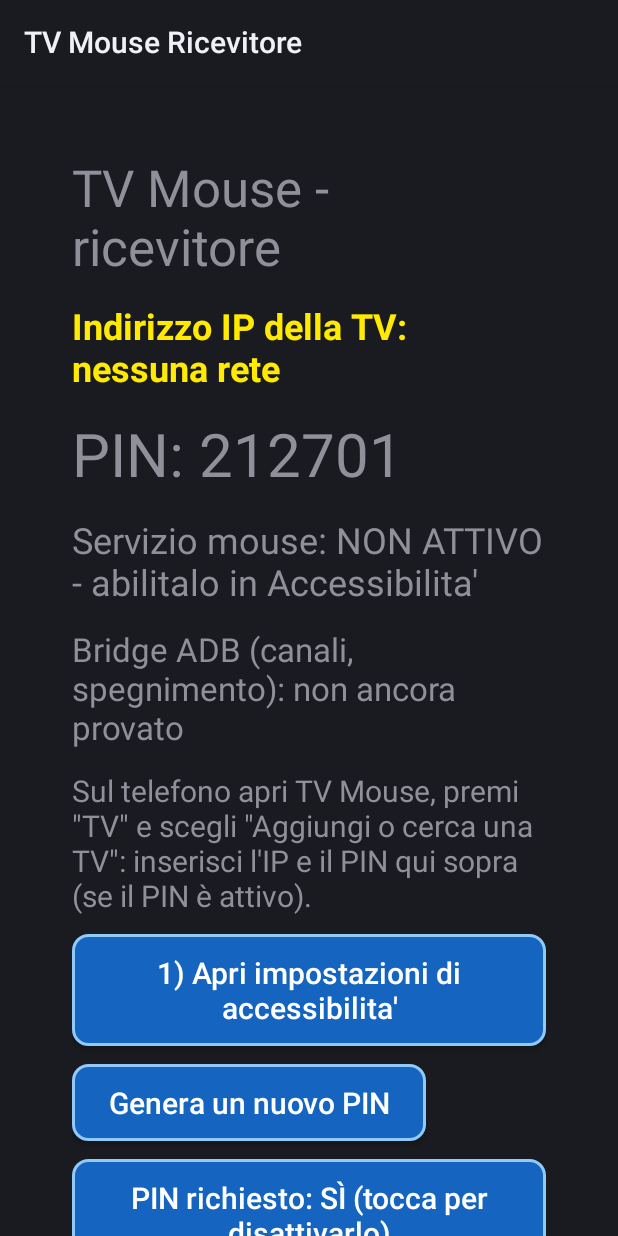
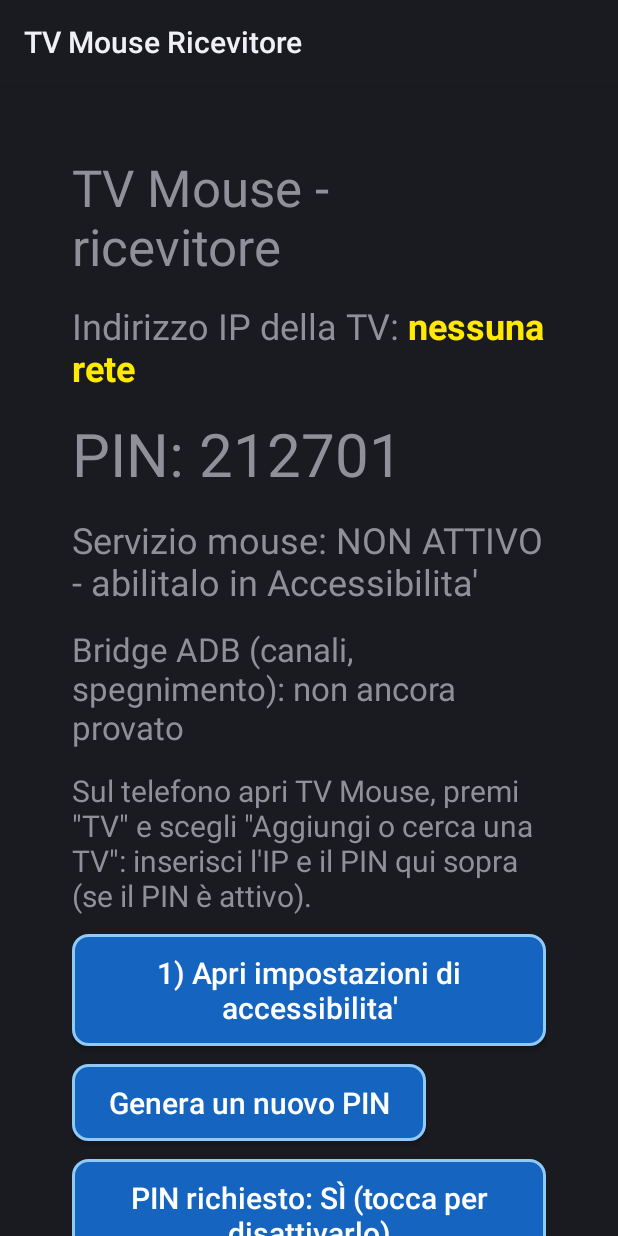
Before and after one commit to Burgmanexecutive/Tv-mouse-control, an Android app: the screen it shows after launch (MainActivity), on a phone screen of 412 x 824 dp. Run offline under Robolectric (Android 15) with nearby library versions, the phone set to English and light mode, and no system bars.

Commit message:
TV: etichetta IP bianca, solo i numeri in giallo
Co-Authored-By: Claude Sonnet 5.5 <noreply@anthropic.com>
Claude-Session: https://claude.ai/code/session_01RTs7yda1daAdeK9pL5u7gj

```diff
--- a/tv/src/main/java/app/tvmouse/tv/MainActivity.java
+++ b/tv/src/main/java/app/tvmouse/tv/MainActivity.java
@@ -52,8 +52,6 @@ public final class MainActivity extends Activity {
 
         root.addView(text("TV Mouse - ricevitore", 34));
         ipView = text("", 24);
-        ipView.setTextColor(Color.parseColor("#FFEA00")); // giallo acceso: l'IP si legge bene da lontano
-        ipView.setTypeface(ipView.getTypeface(), android.graphics.Typeface.BOLD);
         pinView = text("", 40);
         serviceView = text("", 24);
         adbView = text("", 22);
@@ -127,7 +125,14 @@ public final class MainActivity extends Activity {
 
     private void updateStatus() {
         List<String> ips = NetUtil.localIps();
-        ipView.setText("Indirizzo IP della TV: " + (ips.isEmpty() ? "nessuna rete" : join(ips)));
+        String label = "Indirizzo IP della TV: ";
+        String value = ips.isEmpty() ? "nessuna rete" : join(ips);
+        android.text.SpannableString ipText = new android.text.SpannableString(label + value);
+        ipText.setSpan(new android.text.style.ForegroundColorSpan(Color.parseColor("#FFEA00")),
+                label.length(), ipText.length(), android.text.Spanned.SPAN_EXCLUSIVE_EXCLUSIVE);
+        ipText.setSpan(new android.text.style.StyleSpan(android.graphics.Typeface.BOLD),
+                label.length(), ipText.length(), android.text.Spanned.SPAN_EXCLUSIVE_EXCLUSIVE);
+        ipView.setText(ipText); // etichetta bianca, solo i numeri in giallo acceso
         boolean needPin = Prefs.requirePin(this);
         pinView.setText(needPin
                 ? "PIN: " + Prefs.pin(this)
```
